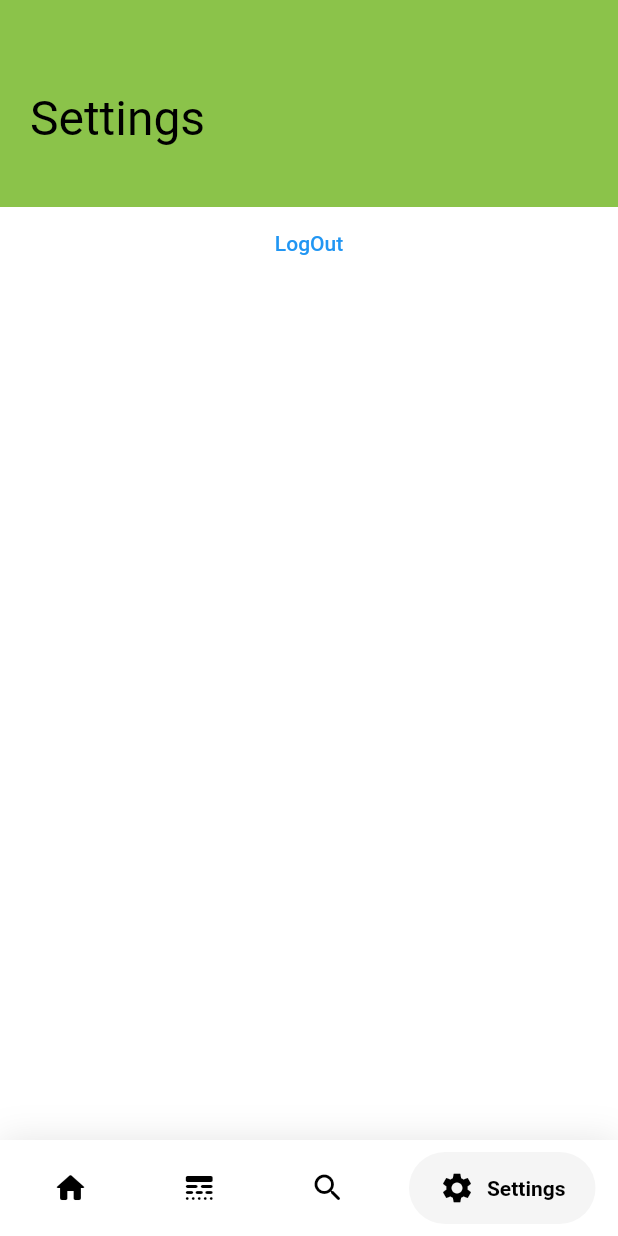
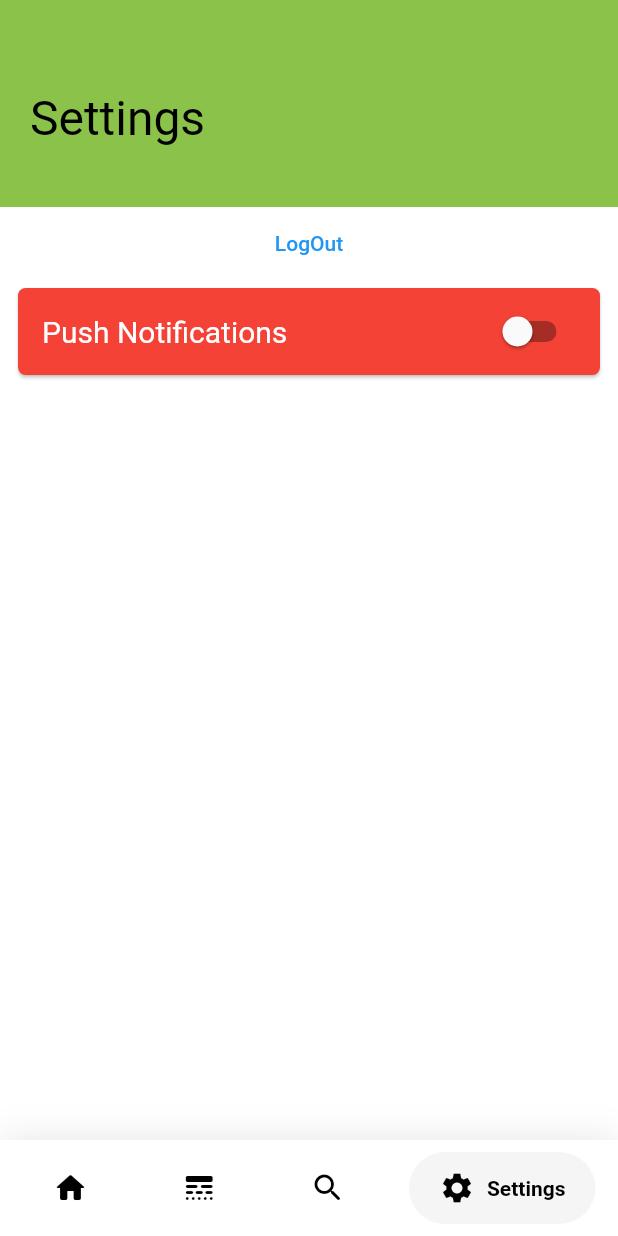
Before and after one commit to InderPanesar/Project-MathApp, a Flutter app: the screen it shows once a user with an empty profile is signed in, item 4 of the bottom bar chosen, after a tap on "LogOut", on a phone screen of 412 x 824 dp. Run offline on Flutter 3.47's test engine with Material 2 defaults, Android fonts, the phone set to English and light mode, and no system bars; drawn by our look-alikes of google_nav_bar; our stand-ins replace bloc, cloud_firestore, dio, easy_localization, equatable, firebase_auth and 13 more; missing offline and left inert: dialogs, flutter_tex, future_progress_dialog, math_keyboard; accounts and stored records are empty.

Commit message:
Working Push Notification Android

```diff
--- a/aston_math_application/lib/engine/auth/authentication_service.dart
+++ b/aston_math_application/lib/engine/auth/authentication_service.dart
@@ -1,23 +1,28 @@
+import 'package:aston_math_application/engine/notifications/notification_service.dart';
 import 'package:firebase_auth/firebase_auth.dart';
+import 'package:get_it/get_it.dart';
 
 class AuthenticationService {
   final FirebaseAuth _firebaseAuth;
+  final NotificationService _notificationService;
 
-  AuthenticationService(this._firebaseAuth);
+  AuthenticationService(this._firebaseAuth, this._notificationService);
 
   Stream<User?> get authStateChanges => _firebaseAuth.authStateChanges();
 
   Future<void> signOut() async{
+    await _notificationService.unsubscribeFromTopic();
     await _firebaseAuth.signOut();
   }
 
   Future<String> signIn(String email, String password) async {
     try {
       await _firebaseAuth.signInWithEmailAndPassword(email: email, password: password);
-      return "Signed in";
     } on FirebaseAuthException catch(e) {
       return e.message ?? "";
     }
+    await _notificationService.initialiseNotificationService();
+    return "Signed in";
   }
 
   Future<String> signUp(String email, String password) async {
--- a/aston_math_application/lib/engine/di/dependencies.dart
+++ b/aston_math_application/lib/engine/di/dependencies.dart
@@ -1,4 +1,5 @@
 import 'package:aston_math_application/engine/auth/authentication_service.dart';
+import 'package:aston_math_application/engine/notifications/notification_service.dart';
 import 'package:aston_math_application/engine/repository/question_repository.dart';
 import 'package:aston_math_application/engine/repository/question_topics_repository.dart';
 import 'package:aston_math_application/engine/repository/user_details_repository.dart';
@@ -8,11 +9,13 @@ import 'package:aston_math_application/ui/screens/home/questionsPage/questionDet
 import 'package:aston_math_application/ui/screens/home/questionsPage/questionDetailPage/questions_detail_page.dart';
 import 'package:aston_math_application/ui/screens/home/questionsPage/questionPage/question_service.dart';
 import 'package:aston_math_application/ui/screens/home/questionsPage/questionsTabPageCubit/questions_tab_page_cubit.dart';
+import 'package:aston_math_application/ui/screens/home/settingsPage/settings_tab_page_cubit.dart';
 import 'package:aston_math_application/ui/screens/home/videosPage/videosTabPageCubit/videos_tab_page_cubit.dart';
 import 'package:cloud_firestore/cloud_firestore.dart';
 import 'package:dio/dio.dart';
 import 'package:firebase_auth/firebase_auth.dart';
 import 'package:firebase_crashlytics/firebase_crashlytics.dart';
+import 'package:firebase_messaging/firebase_messaging.dart';
 import 'package:get_it/get_it.dart';
 
 class Dependencies {
@@ -37,8 +40,9 @@ class Dependencies {
 
   void _setupUtils() {
       //_getIt.registerSingleton<NavigationService>(NavigationService());
-    _getIt.registerSingleton<AuthenticationService>(AuthenticationService(FirebaseAuth.instance));
     _getIt.registerLazySingleton<FirebaseFirestore>(() => FirebaseFirestore.instance);
+    _getIt.registerLazySingleton<NotificationService>(() => NotificationService(FirebaseMessaging.instance));
+    _getIt.registerSingleton<AuthenticationService>(AuthenticationService(FirebaseAuth.instance,_getIt.get<NotificationService>()));
     _getIt.registerLazySingleton<QuestionService>(() => QuestionService(
       repo: _getIt.get<UserDetailsRepository>(),
     ));
@@ -86,6 +90,10 @@ class Dependencies {
       repo: _getIt.get<QuestionRepository>(),
     ));
 
+    _getIt.registerFactory<SettingsTabPageCubit>(() => SettingsTabPageCubit(
+      service: _getIt.get<NotificationService>(),
+    ));
+
 
   }
 
--- a/aston_math_application/lib/main.dart
+++ b/aston_math_application/lib/main.dart
@@ -1,4 +1,5 @@
 import 'package:aston_math_application/engine/auth/authentication_service.dart';
+import 'package:aston_math_application/engine/notifications/notification_service.dart';
 import 'package:aston_math_application/ui/screens/home/home_page.dart';
 import 'package:aston_math_application/ui/screens/landing/landing_page.dart';
 import 'package:firebase_auth/firebase_auth.dart';
@@ -31,14 +32,13 @@ class MyApp extends StatelessWidget {
   @override
   Widget build(BuildContext context) {
     return MaterialApp(
-        localizationsDelegates: context.localizationDelegates,
-        supportedLocales: context.supportedLocales,
-        locale: context.locale,
-        title: 'Flutter Demo',
-        home: AuthenticationWrapper(),
+      localizationsDelegates: context.localizationDelegates,
+      supportedLocales: context.supportedLocales,
+      locale: context.locale,
+      title: 'Flutter Demo',
+      debugShowCheckedModeBanner: false,
+      home: AuthenticationWrapper(),
     );
-
-
   }
 }
 
--- a/aston_math_application/lib/ui/screens/home/settingsPage/settings_tab_page.dart
+++ b/aston_math_application/lib/ui/screens/home/settingsPage/settings_tab_page.dart
@@ -1,4 +1,5 @@
 import 'package:aston_math_application/engine/auth/authentication_service.dart';
+import 'package:aston_math_application/ui/screens/home/settingsPage/settings_tab_page_cubit.dart';
 import 'package:cloud_firestore/cloud_firestore.dart';
 import 'package:flutter/material.dart';
 import 'package:get_it/get_it.dart';
@@ -9,6 +10,8 @@ class SettingsTabPage extends StatefulWidget {
 }
 
 class _SettingsTabPageState extends State<SettingsTabPage> {
+
+  SettingsTabPageCubit _bloc = GetIt.instance();
 
   @override
   Widget build(BuildContext context) {
@@ -40,8 +43,39 @@ class _SettingsTabPageState extends State<SettingsTabPage> {
                       await service.signOut();
                     },
                     child: Text("LogOut")
-                )
-
+                ),
+                Card(
+                  clipBehavior: Clip.antiAlias,
+                  shape: RoundedRectangleBorder(
+                    borderRadius: BorderRadius.all(Radius.circular(5)),
+                  ),
+                  margin: EdgeInsets.symmetric(vertical: 6, horizontal: 12),
+                  color: Colors.red,
+                  child: Padding(
+                    padding: EdgeInsets.symmetric(horizontal: 16, vertical: 5),
+                    child: Column(
+                      mainAxisAlignment: MainAxisAlignment.center,
+                      crossAxisAlignment: CrossAxisAlignment.center,
+                      children:[
+                        Row(
+                          children: [
+                            Text("Push Notifications", style: TextStyle(fontSize: 20, color: Colors.white),),
+                            Spacer(),
+                            Switch(
+                              value: _bloc.isPushNotificationsActive(),
+                              onChanged: (bool) {
+                                _bloc.updateNotificationStatus();
+                                setState(() {
+                                  _bloc.isPushNotificationsActive();
+                                });
+                              },
+                            )
+                          ],
+                        ),
+                      ],
+                    ),
+                  ),
+                ),
               ]
           )
       ),
--- /dev/null
+++ b/aston_math_application/lib/ui/screens/home/settingsPage/settings_tab_page_cubit.dart
@@ -0,0 +1,15 @@
+import 'package:aston_math_application/engine/notifications/notification_service.dart';
+
+class SettingsTabPageCubit {
+
+  NotificationService service;
+  SettingsTabPageCubit({required this.service});
+
+  bool isPushNotificationsActive()  {
+    return service.notifcationsActive;
+  }
+
+  Future<void> updateNotificationStatus() {
+    return service.updateNotificationStatus();
+  }
+}
--- /dev/null
+++ b/aston_math_application/lib/util/shared_preferences_keys.dart
@@ -0,0 +1,5 @@
+class SharedPreferencesKeys {
+  static const String PushNotifications = "PUSH_NOTIFICATIONS";
+  static const String PushNotificationsSetupDone = "PUSH_NOTIFICATIONS_SETUP_DONE";
+
+}
--- a/aston_math_application/pubspec.yaml
+++ b/aston_math_application/pubspec.yaml
@@ -41,6 +41,8 @@ dependencies:
   firebase_core: ^1.10.0
   firebase_crashlytics: ^2.3.0
   firebase_auth: ^3.2.0
+  flutter_local_notifications: ^9.3.1
+  firebase_messaging: ^11.2.6
   cloud_firestore: ^3.1.0
   permission_handler: ^8.0.0+2
   get: ^4.1.4
```
Also changed, not shown: aston_math_application/lib/engine/notifications/notification_service.dart (added, +117 -0 lines), aston_math_application/pubspec.lock, 1 other file.
